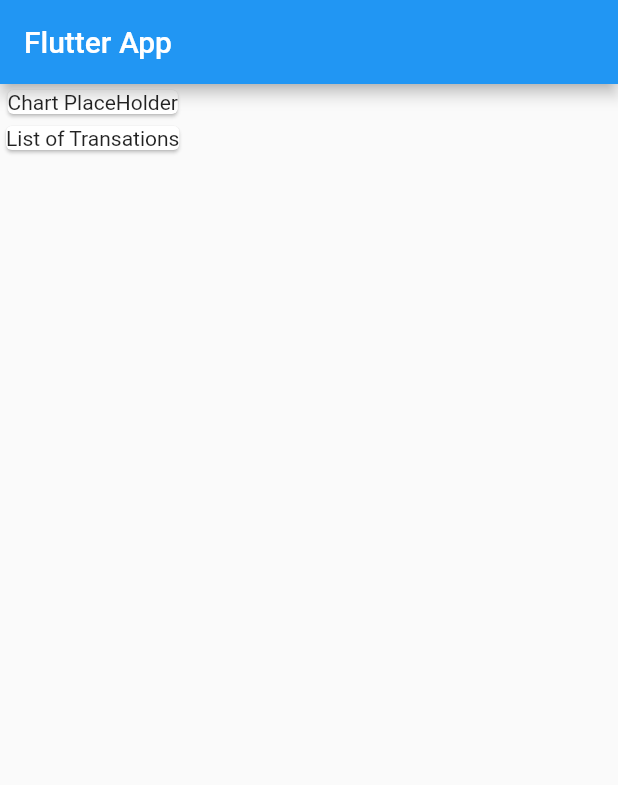
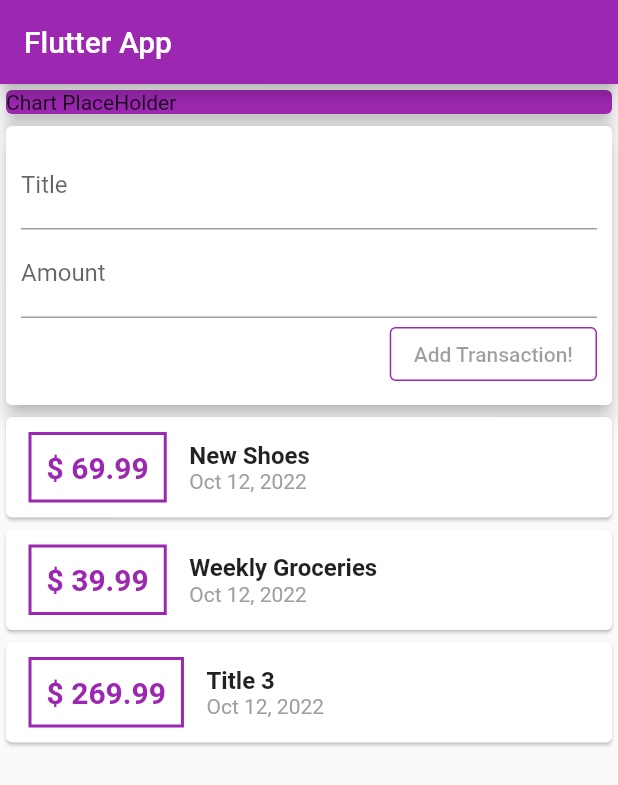
Before and after one commit to lfpetreca/expense_planner, a Flutter app: the screen it shows after launch, on a phone screen of 412 x 824 dp. Shown: the top 785 px of the screen. Run offline on Flutter 3.47's test engine with Material 2 defaults, Android fonts, the phone set to English and light mode, and no system bars.

Commit message:
Fetching user input

```diff
--- a/lib/main.dart
+++ b/lib/main.dart
@@ -1,4 +1,7 @@
 import 'package:flutter/material.dart';
+import 'package:intl/intl.dart';
+
+import './transaction.dart';
 
 void main() => runApp(const MyApp());
 
@@ -11,15 +14,40 @@ class MyApp extends StatelessWidget {
     return MaterialApp(
       title: 'Flutter Demo',
       theme: ThemeData(
-        primarySwatch: Colors.blue,
+        primarySwatch: Colors.purple,
       ),
-      home: const MyHomePage(),
+      home: MyHomePage(),
     );
   }
 }
 
 class MyHomePage extends StatelessWidget {
-  const MyHomePage({super.key});
+  final List<Transaction> transactions = [
+    Transaction(
+      id: 't1',
+      title: 'New Shoes',
+      amount: 69.99,
+      date: DateTime.now(),
+    ),
+    Transaction(
+      id: 't2',
+      title: 'Weekly Groceries',
+      amount: 39.99,
+      date: DateTime.now(),
+    ),
+    Transaction(
+      id: 't3',
+      title: 'Title 3',
+      amount: 269.99,
+      date: DateTime.now(),
+    ),
+  ];
+  //String? titleInput;
+  //String? amountInput;
+  final titleController = TextEditingController();
+  final amountController = TextEditingController();
+
+  MyHomePage({super.key});
 
   @override
   Widget build(BuildContext context) {
@@ -28,13 +56,94 @@ class MyHomePage extends StatelessWidget {
         title: const Text('Flutter App'),
       ),
       body: Column(
-        children: const <Widget>[
-          Card(
-            child: Text('Chart PlaceHolder'),
+        crossAxisAlignment: CrossAxisAlignment.stretch,
+        children: <Widget>[
+          Container(
+            width: double.infinity,
+            child: const Card(
+              color: Colors.purple,
+              elevation: 5,
+              child: Text('Chart PlaceHolder'),
+            ),
           ),
           Card(
-            child: Text('List of Transations'),
-          )
+            elevation: 5,
+            child: Container(
+              padding: const EdgeInsets.all(10),
+              child: Column(
+                crossAxisAlignment: CrossAxisAlignment.end,
+                children: <Widget>[
+                  TextField(
+                    decoration: const InputDecoration(labelText: 'Title'),
+                    //onChanged: (value) => titleInput = value,
+                    controller: titleController,
+                  ),
+                  TextField(
+                    decoration: const InputDecoration(labelText: 'Amount'),
+                    //onChanged: (value) => amountInput = value,
+                    controller: amountController,
+                  ),
+                  OutlinedButton(
+                    onPressed: null,
+                    style: OutlinedButton.styleFrom(
+                      foregroundColor: Colors.purple,
+                      side: const BorderSide(color: Colors.purple),
+                    ),
+                    child: const Text('Add Transaction!'),
+                  ),
+                ],
+              ),
+            ),
+          ),
+          Column(
+            children: transactions.map((tx) {
+              return Card(
+                child: Row(
+                  children: <Widget>[
+                    Container(
+                      margin: const EdgeInsets.symmetric(
+                        vertical: 10,
+                        horizontal: 15,
+                      ),
+                      decoration: BoxDecoration(
+                        border: Border.all(
+                          color: Colors.purple,
+                          width: 2,
+                        ),
+                      ),
+                      padding: const EdgeInsets.all(10),
+                      child: Text(
+                        '\$ ${tx.amount}',
+                        style: const TextStyle(
+                          fontWeight: FontWeight.bold,
+                          fontSize: 20,
+                          color: Colors.purple,
+                        ),
+                      ),
+                    ),
+                    Column(
+                      crossAxisAlignment: CrossAxisAlignment.start,
+                      children: <Widget>[
+                        Text(
+                          tx.title,
+                          style: const TextStyle(
+                            fontWeight: FontWeight.bold,
+                            fontSize: 16,
+                          ),
+                        ),
+                        Text(
+                          DateFormat.yMMMd().format(tx.date),
+                          style: const TextStyle(
+                            color: Colors.grey,
+                          ),
+                        ),
+                      ],
+                    )
+                  ],
+                ),
+              );
+            }).toList(),
+          ),
         ],
       ),
     );
--- /dev/null
+++ b/lib/transaction.dart
@@ -0,0 +1,14 @@
+// ignore_for_file: public_member_api_docs, sort_constructors_first
+class Transaction {
+  final String id;
+  final String title;
+  final double amount;
+  final DateTime date;
+
+  Transaction({
+    required this.id,
+    required this.title,
+    required this.amount,
+    required this.date,
+  });
+}
--- a/pubspec.yaml
+++ b/pubspec.yaml
@@ -31,7 +31,7 @@ environment:
 dependencies:
   flutter:
     sdk: flutter
-
+  intl: ^0.17.0
 
   # The following adds the Cupertino Icons font to your application.
   # Use with the CupertinoIcons class for iOS style icons.
```
Also changed, not shown: pubspec.lock.
